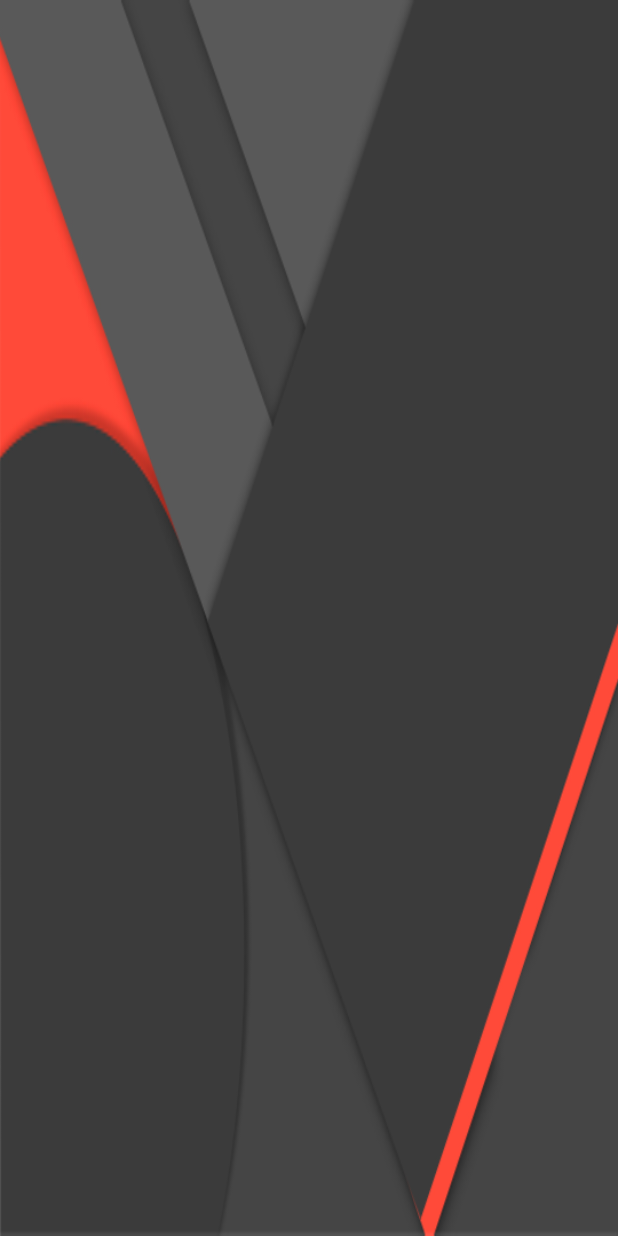
After one commit to vikky1605/DevIntensive, an Android app: the SplashActivity screen opened directly, with no data from a screen before it, on a phone screen of 412 x 824 dp. The commit adds this screen. Run offline under Robolectric (Android 15) with nearby library versions, the phone set to English and light mode, and no system bars.

Commit message:
Hometask_7 (1*,2,3) done

```diff
--- /dev/null
+++ b/app/src/main/java/com/softdesign/devintensive/ui/activities/SplashActivity.java
@@ -0,0 +1,32 @@
+package com.softdesign.devintensive.ui.activities;
+
+import android.content.Intent;
+import android.os.Bundle;
+import android.os.Handler;
+import android.support.annotation.Nullable;
+
+import com.softdesign.devintensive.R;
+import com.softdesign.devintensive.utils.ConstantManager;
+
+/**
+ * Created by bolshakova on 20.07.2016.
+ */
+public class SplashActivity extends BaseActivity {
+    @Override
+    protected void onCreate(@Nullable Bundle savedInstanceState) {
+        super.onCreate(savedInstanceState);
+        setContentView(R.layout.splach_screen);
+        new Handler().postDelayed(new Runnable() {
+            @Override
+            public void run() {
+                // По истечении времени, запускаем главный активити, а Splash Screen закрываем
+                Intent mainIntent = new Intent(SplashActivity.this, MainActivity.class);
+                SplashActivity.this.startActivity(mainIntent);
+                SplashActivity.this.finish();
+            }
+        }, ConstantManager.SPLASH_DISPLAY_LENGTH);
+
+
+
+    }
+}
--- a/app/src/main/java/com/softdesign/devintensive/utils/ConstantManager.java
+++ b/app/src/main/java/com/softdesign/devintensive/utils/ConstantManager.java
@@ -33,4 +33,8 @@ public interface ConstantManager {
 
 
     int SEARCH_DELAY = 3000;
+    String LOADER_KEY = "LOADER_KEY";
+    int LOADER_ID = 0 ;
+    int LOADER_SEARCH_ID = 1 ;
+    int SPLASH_DISPLAY_LENGTH = 5000 ;
 }
--- /dev/null
+++ b/app/src/main/res/layout/splach_screen.xml
@@ -0,0 +1,13 @@
+<?xml version="1.0" encoding="utf-8"?>
+<LinearLayout
+    xmlns:android="http://schemas.android.com/apk/res/android"
+    android:orientation="vertical"
+    android:layout_width="match_parent"
+    android:layout_height="match_parent">
+
+    <ImageView
+        android:layout_width="match_parent"
+        android:layout_height="match_parent"
+        android:background="@drawable/user_bg"/>
+
+</LinearLayout>
```
Also changed, not shown: app/src/main/AndroidManifest.xml (+7 -4 lines), app/src/main/java/com/softdesign/devintensive/ui/activities/UserListActivity.java (+57 -9 lines), app/src/main/java/com/softdesign/devintensive/utils/LoaderDataFromDb.java (added, +88 -0 lines), 2 other files.
